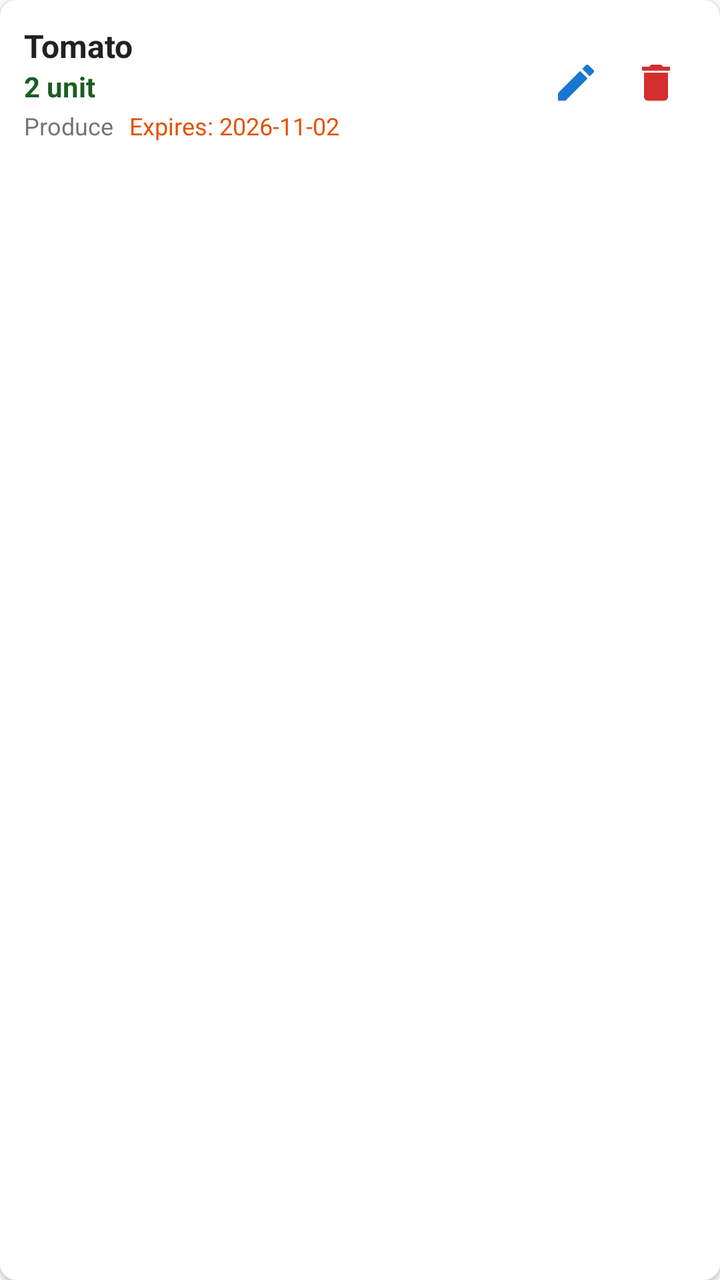
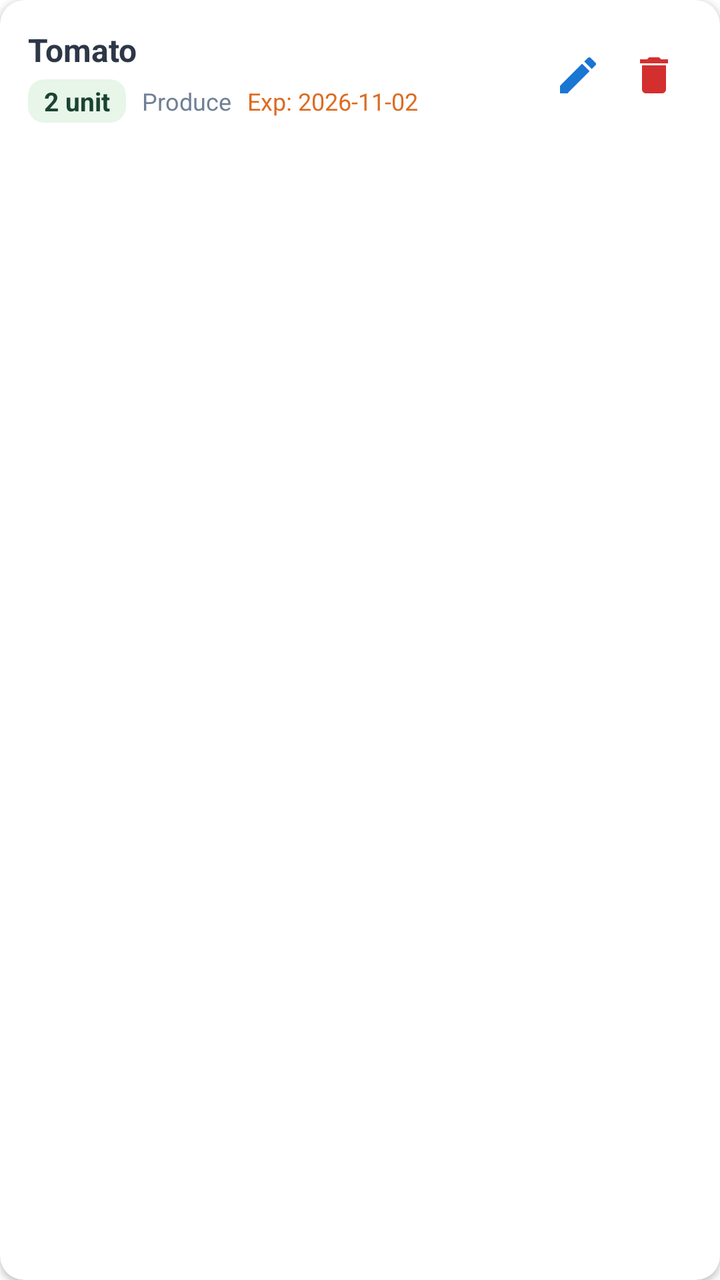

An Android layout rendered at two revisions. The XML below is the earlier revision; the diff shows what the commit changed to produce the second picture.
<!-- AndroidManifest.xml: application theme Theme.SmartPantryManager -->
<!-- res/layout/item_pantry.xml -->
<?xml version="1.0" encoding="utf-8"?>
<androidx.cardview.widget.CardView xmlns:android="http://schemas.android.com/apk/res/android"
    xmlns:app="http://schemas.android.com/apk/res-auto"
    android:layout_width="match_parent"
    android:layout_height="wrap_content"
    android:layout_marginHorizontal="4dp"
    android:layout_marginVertical="6dp"
    app:cardCornerRadius="8dp"
    app:cardElevation="2dp">

    <LinearLayout
        android:layout_width="match_parent"
        android:layout_height="wrap_content"
        android:orientation="horizontal"
        android:padding="12dp"
        android:gravity="center_vertical">

        <LinearLayout
            android:layout_width="0dp"
            android:layout_height="wrap_content"
            android:layout_weight="1"
            android:orientation="vertical">

            <TextView
                android:id="@+id/tvItemName"
                android:layout_width="wrap_content"
                android:layout_height="wrap_content"
                android:text="Tomato"
                android:textColor="@color/text_primary"
                android:textSize="16sp"
                android:textStyle="bold" />

            <TextView
                android:id="@+id/tvItemQuantity"
                android:layout_width="wrap_content"
                android:layout_height="wrap_content"
                android:text="2 unit"
                android:textColor="@color/primary_dark"
                android:textSize="14sp"
                android:textStyle="bold" />

            <LinearLayout
                android:layout_width="wrap_content"
                android:layout_height="wrap_content"
                android:orientation="horizontal"
                android:layout_marginTop="2dp">

                <TextView
                    android:id="@+id/tvItemCategory"
                    android:layout_width="wrap_content"
                    android:layout_height="wrap_content"
                    android:text="Produce"
                    android:textColor="@color/text_secondary"
                    android:textSize="12sp"
                    android:layout_marginEnd="8dp" />

                <TextView
                    android:id="@+id/tvItemExpiry"
                    android:layout_width="wrap_content"
                    android:layout_height="wrap_content"
                    android:text="Expires: 2026-11-02"
                    android:textColor="@color/warning"
                    android:textSize="12sp" />
            </LinearLayout>
        </LinearLayout>

        <ImageButton
            android:id="@+id/btnEdit"
            android:layout_width="40dp"
            android:layout_height="40dp"
            android:background="?attr/selectableItemBackgroundBorderless"
            android:contentDescription="Edit"
            android:src="@drawable/ic_edit" />

        <ImageButton
            android:id="@+id/btnDelete"
            android:layout_width="40dp"
            android:layout_height="40dp"
            android:background="?attr/selectableItemBackgroundBorderless"
            android:contentDescription="Delete"
            android:src="@drawable/ic_delete" />

    </LinearLayout>
</androidx.cardview.widget.CardView>
<!-- resources referenced by this layout -->
<resources>
  <color name="primary_dark">#1B5E20</color>
  <color name="text_primary">#212121</color>
  <color name="text_secondary">#757575</color>
  <color name="warning">#E65100</color>
  <!-- drawable ic_delete (drawable) -->
  <vector xmlns:android="http://schemas.android.com/apk/res/android"
      android:width="24dp"
      android:height="24dp"
      android:viewportWidth="24"
      android:viewportHeight="24">
    <path
        android:fillColor="#FFD32F2F"
        android:pathData="M6,19c0,1.1 0.9,2 2,2h8c1.1,0 2,-0.9 2,-2V7H6v12zM19,4h-3.5l-1,-1h-5l-1,1H5v2h14V4z"/>
  </vector>
  <!-- drawable ic_edit (drawable) -->
  <vector xmlns:android="http://schemas.android.com/apk/res/android"
      android:width="24dp"
      android:height="24dp"
      android:viewportWidth="24"
      android:viewportHeight="24">
    <path
        android:fillColor="#FF1976D2"
        android:pathData="M3,17.25V21h3.75L17.81,9.94l-3.75,-3.75L3,17.25zM20.71,7.04c0.39,-0.39 0.39,-1.02 0,-1.41l-2.34,-2.34c-0.39,-0.39 -1.02,-0.39 -1.41,0l-1.83,1.83 3.75,3.75 1.83,-1.83z"/>
  </vector>
  <style name="Theme.SmartPantryManager" parent="Theme.MaterialComponents.DayNight.DarkActionBar">
          <item name="colorPrimary">@color/primary</item>
          <item name="colorPrimaryVariant">@color/primary_dark</item>
          <item name="colorOnPrimary">@android:color/white</item>
          <item name="colorSecondary">@color/accent</item>
          <item name="colorOnSecondary">@android:color/white</item>
          <item name="android:statusBarColor">?attr/colorPrimaryVariant</item>
      </style>
  <color name="primary">#2E7D32</color>
  <color name="accent">#4CAF50</color>
</resources>

<!-- the commit's change to res/layout/item_pantry.xml (unified diff, before → after) -->
@@ -3,16 +3,16 @@
     xmlns:app="http://schemas.android.com/apk/res-auto"
     android:layout_width="match_parent"
     android:layout_height="wrap_content"
-    android:layout_marginHorizontal="4dp"
-    android:layout_marginVertical="6dp"
-    app:cardCornerRadius="8dp"
+    android:layout_marginHorizontal="6dp"
+    android:layout_marginVertical="5dp"
+    app:cardCornerRadius="12dp"
     app:cardElevation="2dp">
 
     <LinearLayout
         android:layout_width="match_parent"
         android:layout_height="wrap_content"
         android:orientation="horizontal"
-        android:padding="12dp"
+        android:padding="14dp"
         android:gravity="center_vertical">
 
         <LinearLayout
@@ -30,20 +30,23 @@
                 android:textSize="16sp"
                 android:textStyle="bold" />
 
-            <TextView
-                android:id="@+id/tvItemQuantity"
-                android:layout_width="wrap_content"
-                android:layout_height="wrap_content"
-                android:text="2 unit"
-                android:textColor="@color/primary_dark"
-                android:textSize="14sp"
-                android:textStyle="bold" />
-
             <LinearLayout
                 android:layout_width="wrap_content"
                 android:layout_height="wrap_content"
                 android:orientation="horizontal"
-                android:layout_marginTop="2dp">
+                android:gravity="center_vertical"
+                android:layout_marginTop="4dp">
+
+                <TextView
+                    android:id="@+id/tvItemQuantity"
+                    android:layout_width="wrap_content"
+                    android:layout_height="wrap_content"
+                    android:background="@drawable/quantity_badge"
+                    android:text="2 unit"
+                    android:textColor="@color/primary_dark"
+                    android:textSize="13sp"
+                    android:textStyle="bold"
+                    android:layout_marginEnd="8dp" />
 
                 <TextView
                     android:id="@+id/tvItemCategory"
@@ -58,7 +61,7 @@
                     android:id="@+id/tvItemExpiry"
                     android:layout_width="wrap_content"
                     android:layout_height="wrap_content"
-                    android:text="Expires: 2026-11-02"
+                    android:text="Exp: 2026-11-02"
                     android:textColor="@color/warning"
                     android:textSize="12sp" />
             </LinearLayout>
@@ -66,16 +69,16 @@
 
         <ImageButton
             android:id="@+id/btnEdit"
-            android:layout_width="40dp"
-            android:layout_height="40dp"
+            android:layout_width="38dp"
+            android:layout_height="38dp"
             android:background="?attr/selectableItemBackgroundBorderless"
             android:contentDescription="Edit"
             android:src="@drawable/ic_edit" />
 
         <ImageButton
             android:id="@+id/btnDelete"
-            android:layout_width="40dp"
-            android:layout_height="40dp"
+            android:layout_width="38dp"
+            android:layout_height="38dp"
             android:background="?attr/selectableItemBackgroundBorderless"
             android:contentDescription="Delete"
             android:src="@drawable/ic_delete" />
<!-- resource entries referenced after the edit -->
@@ -1,9 +1,9 @@
 <!-- resources referenced by this layout -->
 <resources>
-  <color name="primary_dark">#1B5E20</color>
-  <color name="text_primary">#212121</color>
-  <color name="text_secondary">#757575</color>
-  <color name="warning">#E65100</color>
+  <color name="primary_dark">#1B4332</color>
+  <color name="text_primary">#2D3748</color>
+  <color name="text_secondary">#718096</color>
+  <color name="warning">#DD6B20</color>
   <!-- drawable ic_delete (drawable) -->
   <vector xmlns:android="http://schemas.android.com/apk/res/android"
       android:width="24dp"
@@ -24,15 +24,23 @@
         android:fillColor="#FF1976D2"
         android:pathData="M3,17.25V21h3.75L17.81,9.94l-3.75,-3.75L3,17.25zM20.71,7.04c0.39,-0.39 0.39,-1.02 0,-1.41l-2.34,-2.34c-0.39,-0.39 -1.02,-0.39 -1.41,0l-1.83,1.83 3.75,3.75 1.83,-1.83z"/>
   </vector>
+  <!-- drawable quantity_badge (drawable) -->
+  <?xml version="1.0" encoding="utf-8"?>
+  <shape xmlns:android="http://schemas.android.com/apk/res/android"
+      android:shape="rectangle">
+      <corners android:radius="8dp" />
+      <solid android:color="#E8F5E9" />
+      <padding android:left="8dp" android:top="2dp" android:right="8dp" android:bottom="2dp" />
+  </shape>
   <style name="Theme.SmartPantryManager" parent="Theme.MaterialComponents.DayNight.DarkActionBar">
           <item name="colorPrimary">@color/primary</item>
           <item name="colorPrimaryVariant">@color/primary_dark</item>
           <item name="colorOnPrimary">@android:color/white</item>
           <item name="colorSecondary">@color/accent</item>
           <item name="colorOnSecondary">@android:color/white</item>
-          <item name="android:statusBarColor">?attr/colorPrimaryVariant</item>
+          <item name="android:statusBarColor">@color/primary_dark</item>
       </style>
-  <color name="primary">#2E7D32</color>
-  <color name="accent">#4CAF50</color>
+  <color name="primary">#2D6A4F</color>
+  <color name="accent">#40916C</color>
 </resources>
 
